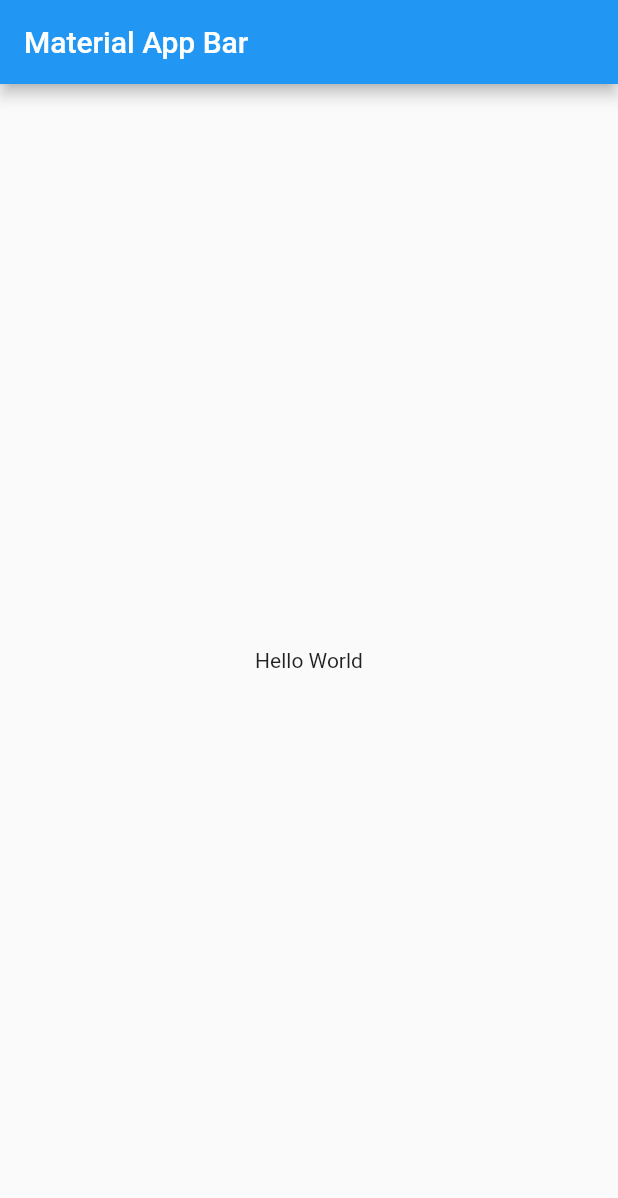
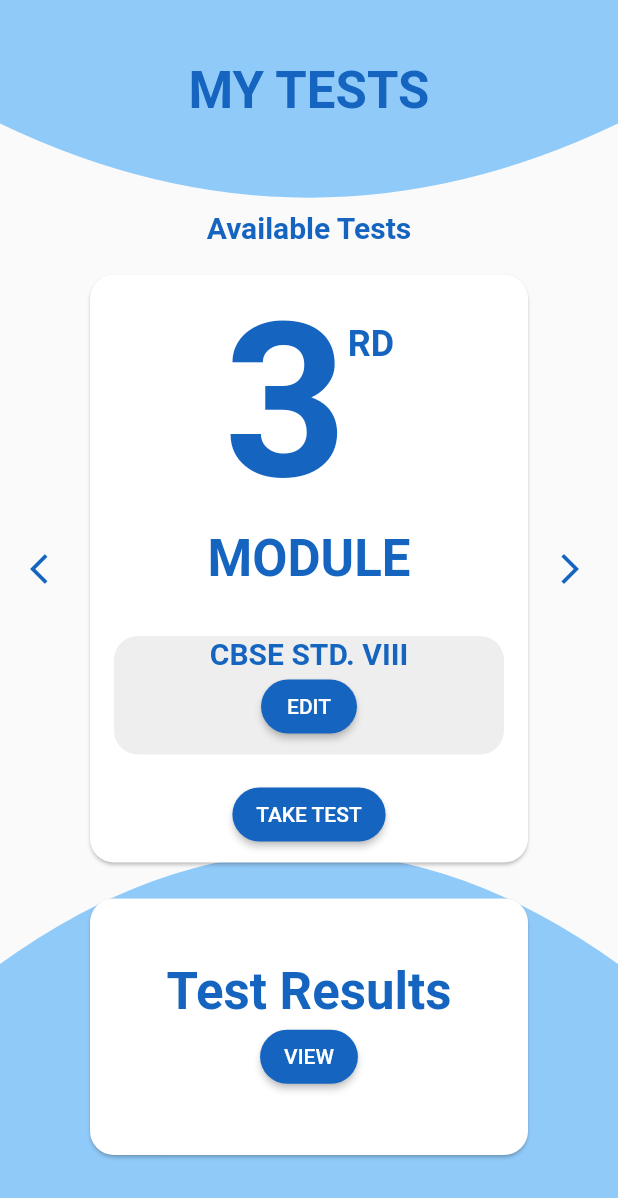
Before and after one commit to emem365/infigon_task, a Flutter app: the screen it shows after launch, on a phone screen of 412 x 824 dp. Shown: the top 1198 px of the screen. Run offline on Flutter 3.47's test engine with Material 2 defaults, Android fonts, the phone set to English and light mode, and no system bars.

```diff
--- a/lib/presentation/core/app_widget.dart
+++ b/lib/presentation/core/app_widget.dart
@@ -1,17 +1,25 @@
 import 'package:flutter/material.dart';
+import 'package:infigon_task/presentation/core/widgets/background_painter.dart';
+import 'package:infigon_task/presentation/tests_page/tests_page.dart';
 
 class AppWidget extends StatelessWidget {
   @override
   Widget build(BuildContext context) {
     return MaterialApp(
+      theme: ThemeData.light().copyWith(
+        primaryColor: Colors.blue[800],
+        elevatedButtonTheme: ElevatedButtonThemeData(
+            style: ElevatedButton.styleFrom(
+          shape: StadiumBorder(),
+          primary: Colors.blue[800],
+        )),
+      ),
       title: 'Material App',
       home: Scaffold(
-        appBar: AppBar(
-          title: Text('Material App Bar'),
-        ),
-        body: Center(
-          child: Container(
-            child: Text('Hello World'),
+        body: CustomPaint(
+          painter: BackgroundPainter(),
+          child: SafeArea(
+            child: TestsPage(),
           ),
         ),
       ),
--- /dev/null
+++ b/lib/presentation/tests_page/tests_page.dart
@@ -0,0 +1,40 @@
+import 'package:flutter/material.dart';
+import 'package:infigon_task/presentation/tests_page/widgets/carousel.dart';
+import 'package:infigon_task/presentation/tests_page/widgets/test_results.dart';
+
+class TestsPage extends StatelessWidget {
+  @override
+  Widget build(BuildContext context) {
+    return Column(
+      children: [
+        Padding(
+          padding: const EdgeInsets.only(top: 40, bottom: 60),
+          child: Text(
+            'MY TESTS',
+            style: Theme.of(context).textTheme.headline4.copyWith(
+                  color: Theme.of(context).primaryColor,
+                  fontWeight: FontWeight.bold,
+                ),
+          ),
+        ),
+        Text(
+          'Available Tests',
+          style: Theme.of(context).textTheme.headline6.copyWith(
+                color: Theme.of(context).primaryColor,
+                fontWeight: FontWeight.bold,
+              ),
+        ),
+        TestsCarousel(),
+        Expanded(
+          child: Padding(
+              padding: const EdgeInsets.symmetric(horizontal: 32.0),
+              child: SizedBox(
+                width: 300,
+                child: TestResults(),
+              )),
+        ),
+        const SizedBox(height: 50),
+      ],
+    );
+  }
+}
--- /dev/null
+++ b/lib/presentation/tests_page/widgets/carousel.dart
@@ -0,0 +1,47 @@
+import 'package:flutter/material.dart';
+import 'package:infigon_task/presentation/tests_page/widgets/test_card.dart';
+
+class TestsCarousel extends StatelessWidget {
+  final PageController _pageController = PageController();
+  @override
+  Widget build(BuildContext context) {
+    return Padding(
+          padding: const EdgeInsets.symmetric(horizontal: 8.0, vertical: 16.0),
+          child: SizedBox(
+            height: 400,
+            child: Row(
+              children: [
+                IconButton(
+                    icon: Icon(
+                      Icons.arrow_back_ios,
+                      color: Theme.of(context).primaryColor,
+                    ),
+                    onPressed: () {
+                      _pageController.previousPage(
+                          duration: Duration(milliseconds: 400),
+                          curve: Curves.easeIn);
+                    }),
+                Expanded(
+                  child: PageView(
+                    controller: _pageController,
+                    children: [
+                      TestCard(),
+                      TestCard(),
+                      TestCard(),
+                    ],
+                  ),
+                ),
+                IconButton(
+                    icon: Icon(Icons.arrow_forward_ios,
+                        color: Theme.of(context).primaryColor),
+                    onPressed: () {
+                      _pageController.nextPage(
+                          duration: Duration(milliseconds: 300),
+                          curve: Curves.linear);
+                    }),
+              ],
+            ),
+          ),
+        );
+  }
+}
--- /dev/null
+++ b/lib/presentation/tests_page/widgets/test_card.dart
@@ -0,0 +1,80 @@
+import 'package:flutter/material.dart';
+
+class TestCard extends StatelessWidget {
+  @override
+  Widget build(BuildContext context) {
+    return Card(
+      shape: RoundedRectangleBorder(borderRadius: BorderRadius.circular(16.0)),
+      child: Column(
+        children: [
+          Row(
+            crossAxisAlignment: CrossAxisAlignment.start,
+            mainAxisAlignment: MainAxisAlignment.center,
+            children: [
+              Text(
+                '3',
+                style: Theme.of(context).textTheme.headline1.copyWith(
+                      fontSize: 144,
+                      color: Theme.of(context).primaryColor,
+                      fontWeight: FontWeight.bold,
+                    ),
+              ),
+              Padding(
+                padding: const EdgeInsets.only(top: 32),
+                child: Text(
+                  'RD',
+                  style: Theme.of(context).textTheme.headline5.copyWith(
+                        color: Theme.of(context).primaryColor,
+                        fontWeight: FontWeight.bold,
+                      ),
+                ),
+              ),
+            ],
+          ),
+          Text(
+            'MODULE',
+            style: Theme.of(context).textTheme.headline4.copyWith(
+                  color: Theme.of(context).primaryColor,
+                  fontWeight: FontWeight.bold,
+                ),
+          ),
+          SizedBox(
+            height: 16,
+          ),
+          Expanded(
+            child: SizedBox.expand(
+              child: Padding(
+                padding: const EdgeInsets.all(16.0),
+                child: Container(
+                  decoration: BoxDecoration(
+                      borderRadius: BorderRadius.circular(16),
+                      color: Colors.grey[200]),
+                  child: Column(
+                    children: [
+                      Text(
+                        'CBSE STD. VIII',
+                        style: Theme.of(context).textTheme.headline6.copyWith(
+                              color: Theme.of(context).primaryColor,
+                              fontWeight: FontWeight.bold,
+                            ),
+                      ),
+                      ElevatedButton(
+                        child: Text('EDIT'),
+                        onPressed: () {},
+                      ),
+                    ],
+                  ),
+                ),
+              ),
+            ),
+          ),
+          ElevatedButton(
+            child: Text('TAKE TEST'),
+            onPressed: () {},
+          ),
+          const SizedBox(height: 8.0)
+        ],
+      ),
+    );
+  }
+}
--- /dev/null
+++ b/lib/presentation/tests_page/widgets/test_results.dart
@@ -0,0 +1,25 @@
+import 'package:flutter/material.dart';
+
+class TestResults extends StatelessWidget {
+  @override
+  Widget build(BuildContext context) {
+    return Card(
+      shape: RoundedRectangleBorder(borderRadius: BorderRadius.circular(16.0)),
+      child: SizedBox.expand(
+        child: Column(mainAxisAlignment: MainAxisAlignment.center, children: [
+          Text(
+            'Test Results',
+            style: Theme.of(context).textTheme.headline4.copyWith(
+                  color: Theme.of(context).primaryColor,
+                  fontWeight: FontWeight.bold,
+                ),
+          ),
+          ElevatedButton(
+            child: Text('VIEW'),
+            onPressed: () {},
+          ),
+        ]),
+      ),
+    );
+  }
+}
```
Also changed, not shown: lib/presentation/core/widgets/background_painter.dart (added, +33 -0 lines), pubspec.yaml (+1 -11 lines), 6 other files.
